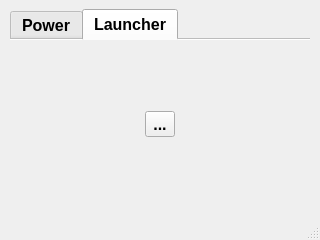
This is main.ui in neurotoxin78/doomsday-pc as Qt 5 draws it before an edit. The edited form follows.
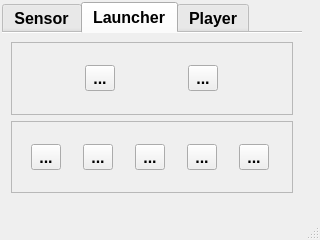
This is the edited form. The open tabs and pages were chosen to show the change.

The edit to the form file:
```diff
--- a/main.ui
+++ b/main.ui
@@ -33,6 +33,27 @@
     </size>
    </property>
    <layout class="QGridLayout" name="gridLayout">
+    <property name="sizeConstraint">
+     <enum>QLayout::SetMaximumSize</enum>
+    </property>
+    <property name="leftMargin">
+     <number>2</number>
+    </property>
+    <property name="topMargin">
+     <number>2</number>
+    </property>
+    <property name="rightMargin">
+     <number>2</number>
+    </property>
+    <property name="bottomMargin">
+     <number>2</number>
+    </property>
+    <property name="horizontalSpacing">
+     <number>5</number>
+    </property>
+    <property name="verticalSpacing">
+     <number>2</number>
+    </property>
     <item row="0" column="0">
      <widget class="QTabWidget" name="tabWidget">
       <property name="sizePolicy">
@@ -88,7 +109,7 @@
       </property>
       <widget class="QWidget" name="tabPower" native="true">
        <attribute name="title">
-        <string extracomment="Power">Power</string>
+        <string extracomment="Sensor">Sensor</string>
        </attribute>
        <layout class="QHBoxLayout" name="horizontalLayout">
         <item>
@@ -143,11 +164,200 @@
         <string extracomment="Launch">Launcher</string>
        </attribute>
        <layout class="QGridLayout" name="gridLayout_2">
+        <item row="1" column="0">
+         <widget class="QFrame" name="secframe">
+          <property name="frameShape">
+           <enum>QFrame::StyledPanel</enum>
+          </property>
+          <property name="frameShadow">
+           <enum>QFrame::Raised</enum>
+          </property>
+          <layout class="QHBoxLayout" name="horizontalLayout_3">
+           <property name="spacing">
+            <number>4</number>
+           </property>
+           <property name="leftMargin">
+            <number>1</number>
+           </property>
+           <property name="topMargin">
+            <number>1</number>
+           </property>
+           <property name="rightMargin">
+            <number>1</number>
+           </property>
+           <property name="bottomMargin">
+            <number>1</number>
+           </property>
+           <item>
+            <widget class="QToolButton" name="toolButton">
+             <property name="text">
+              <string>...</string>
+             </property>
+            </widget>
+           </item>
+           <item>
+            <widget class="QToolButton" name="toolButton_2">
+             <property name="text">
+              <string>...</string>
+             </property>
+            </widget>
+           </item>
+           <item>
+            <widget class="QToolButton" name="toolButton_3">
+             <property name="text">
+              <string>...</string>
+             </property>
+            </widget>
+           </item>
+           <item>
+            <widget class="QToolButton" name="toolButton_4">
+             <property name="text">
+              <string>...</string>
+             </property>
+            </widget>
+           </item>
+           <item>
+            <widget class="QToolButton" name="toolButton_5">
+             <property name="text">
+              <string>...</string>
+             </property>
+            </widget>
+           </item>
+          </layout>
+         </widget>
+        </item>
         <item row="0" column="0">
-         <widget class="QToolButton" name="menuButton">
-          <property name="text">
-           <string>...</string>
+         <widget class="QFrame" name="firstframe">
+          <property name="frameShape">
+           <enum>QFrame::StyledPanel</enum>
           </property>
+          <property name="frameShadow">
+           <enum>QFrame::Raised</enum>
+          </property>
+          <layout class="QHBoxLayout" name="horizontalLayout_2">
+           <property name="spacing">
+            <number>5</number>
+           </property>
+           <property name="leftMargin">
+            <number>5</number>
+           </property>
+           <property name="topMargin">
+            <number>5</number>
+           </property>
+           <property name="rightMargin">
+            <number>5</number>
+           </property>
+           <property name="bottomMargin">
+            <number>5</number>
+           </property>
+           <item>
+            <widget class="QToolButton" name="menuButton">
+             <property name="text">
+              <string>...</string>
+             </property>
+            </widget>
+           </item>
+           <item>
+            <widget class="QToolButton" name="terminalButton">
+             <property name="text">
+              <string>...</string>
+             </property>
+            </widget>
+           </item>
+          </layout>
+         </widget>
+        </item>
+       </layout>
+      </widget>
+      <widget class="QWidget" name="tabPlayer">
+       <attribute name="title">
+        <string>Player</string>
+       </attribute>
+       <layout class="QVBoxLayout" name="verticalLayout">
+        <item>
+         <widget class="QFrame" name="playlistframe">
+          <property name="frameShape">
+           <enum>QFrame::StyledPanel</enum>
+          </property>
+          <property name="frameShadow">
+           <enum>QFrame::Raised</enum>
+          </property>
+          <layout class="QGridLayout" name="gridLayout_3">
+           <property name="leftMargin">
+            <number>5</number>
+           </property>
+           <property name="topMargin">
+            <number>5</number>
+           </property>
+           <property name="rightMargin">
+            <number>5</number>
+           </property>
+           <property name="bottomMargin">
+            <number>5</number>
+           </property>
+           <item row="0" column="0">
+            <widget class="QListView" name="playList"/>
+           </item>
+          </layout>
+         </widget>
+        </item>
+        <item>
+         <widget class="QFrame" name="frame_2">
+          <property name="frameShape">
+           <enum>QFrame::StyledPanel</enum>
+          </property>
+          <property name="frameShadow">
+           <enum>QFrame::Plain</enum>
+          </property>
+          <layout class="QHBoxLayout" name="horizontalLayout_4">
+           <property name="leftMargin">
+            <number>1</number>
+           </property>
+           <property name="topMargin">
+            <number>2</number>
+           </property>
+           <property name="rightMargin">
+            <number>1</number>
+           </property>
+           <property name="bottomMargin">
+            <number>2</number>
+           </property>
+           <item>
+            <widget class="QToolButton" name="prevButton">
+             <property name="text">
+              <string>&lt;</string>
+             </property>
+            </widget>
+           </item>
+           <item>
+            <widget class="QToolButton" name="playButton">
+             <property name="text">
+              <string>Play</string>
+             </property>
+            </widget>
+           </item>
+           <item>
+            <widget class="QToolButton" name="openButton">
+             <property name="text">
+              <string>...</string>
+             </property>
+            </widget>
+           </item>
+           <item>
+            <widget class="QToolButton" name="stopButton">
+             <property name="text">
+              <string>Stop</string>
+             </property>
+            </widget>
+           </item>
+           <item>
+            <widget class="QToolButton" name="nextButton">
+             <property name="text">
+              <string>&gt;</string>
+             </property>
+            </widget>
+           </item>
+          </layout>
          </widget>
         </item>
        </layout>
```
Left out of the diff: 19 changed lines with no effect on the pictures.
